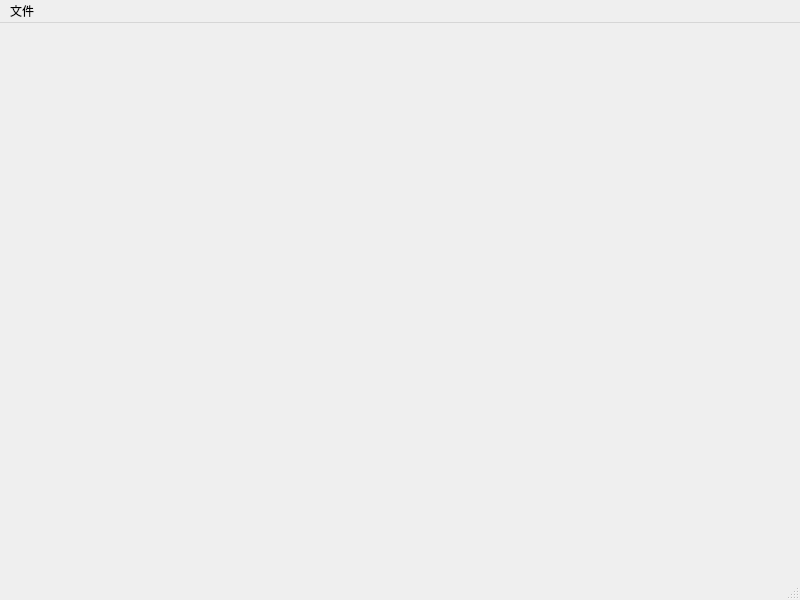
This is mainwindow.ui in DoubleC01/basedataview as Qt 5 draws it before an edit. The edited form follows.
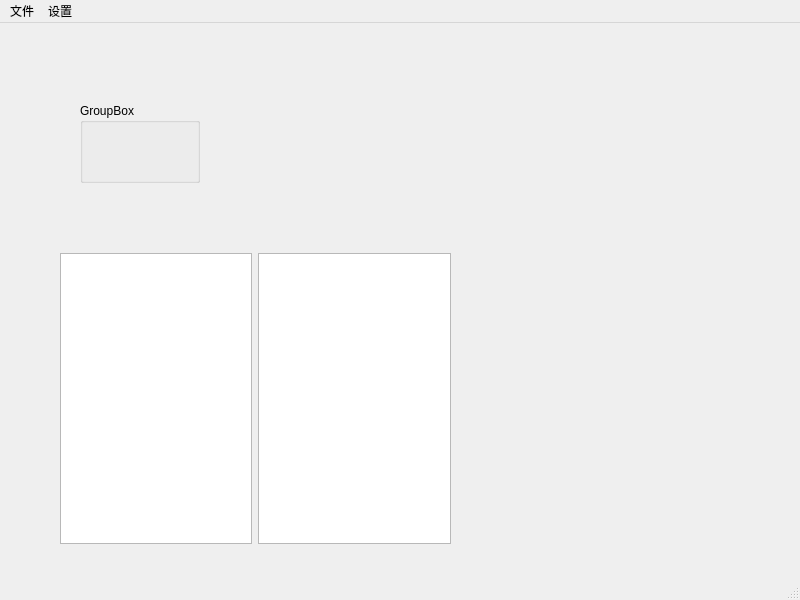
This is the edited form. Icons and pictures are not drawn.

```diff
--- a/mainwindow.ui
+++ b/mainwindow.ui
@@ -13,7 +13,39 @@
   <property name="windowTitle">
    <string>MainWindow</string>
   </property>
-  <widget class="QWidget" name="centralwidget"/>
+  <widget class="QWidget" name="centralwidget">
+   <widget class="QWidget" name="horizontalLayoutWidget">
+    <property name="geometry">
+     <rect>
+      <x>60</x>
+      <y>230</y>
+      <width>391</width>
+      <height>291</height>
+     </rect>
+    </property>
+    <layout class="QHBoxLayout" name="horizontalLayout">
+     <item>
+      <widget class="QTableView" name="tableView"/>
+     </item>
+     <item>
+      <widget class="QListView" name="listView"/>
+     </item>
+    </layout>
+   </widget>
+   <widget class="QGroupBox" name="groupBox">
+    <property name="geometry">
+     <rect>
+      <x>80</x>
+      <y>80</y>
+      <width>120</width>
+      <height>80</height>
+     </rect>
+    </property>
+    <property name="title">
+     <string>GroupBox</string>
+    </property>
+   </widget>
+  </widget>
   <widget class="QStatusBar" name="statusbar"/>
   <widget class="QMenuBar" name="menubar">
    <property name="geometry">
@@ -33,7 +65,15 @@
     <addaction name="actImpexp"/>
     <addaction name="separator"/>
    </widget>
+   <widget class="QMenu" name="menu">
+    <property name="title">
+     <string>设置</string>
+    </property>
+    <addaction name="actSetFactoryID"/>
+    <addaction name="actSetPipeTypeID"/>
+   </widget>
    <addaction name="menuBaseDataView"/>
+   <addaction name="menu"/>
   </widget>
   <action name="actOpenFile">
    <property name="icon">
```
Left out of the diff: 24 changed lines with no effect on the pictures.
